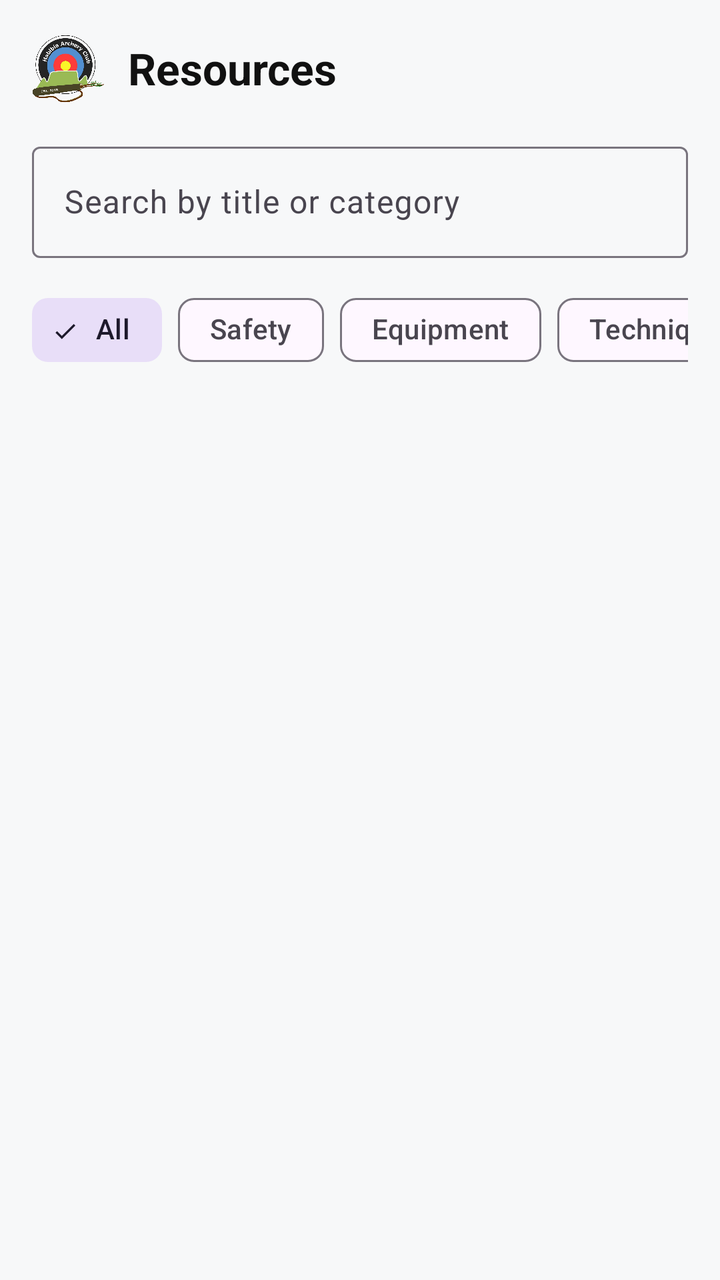
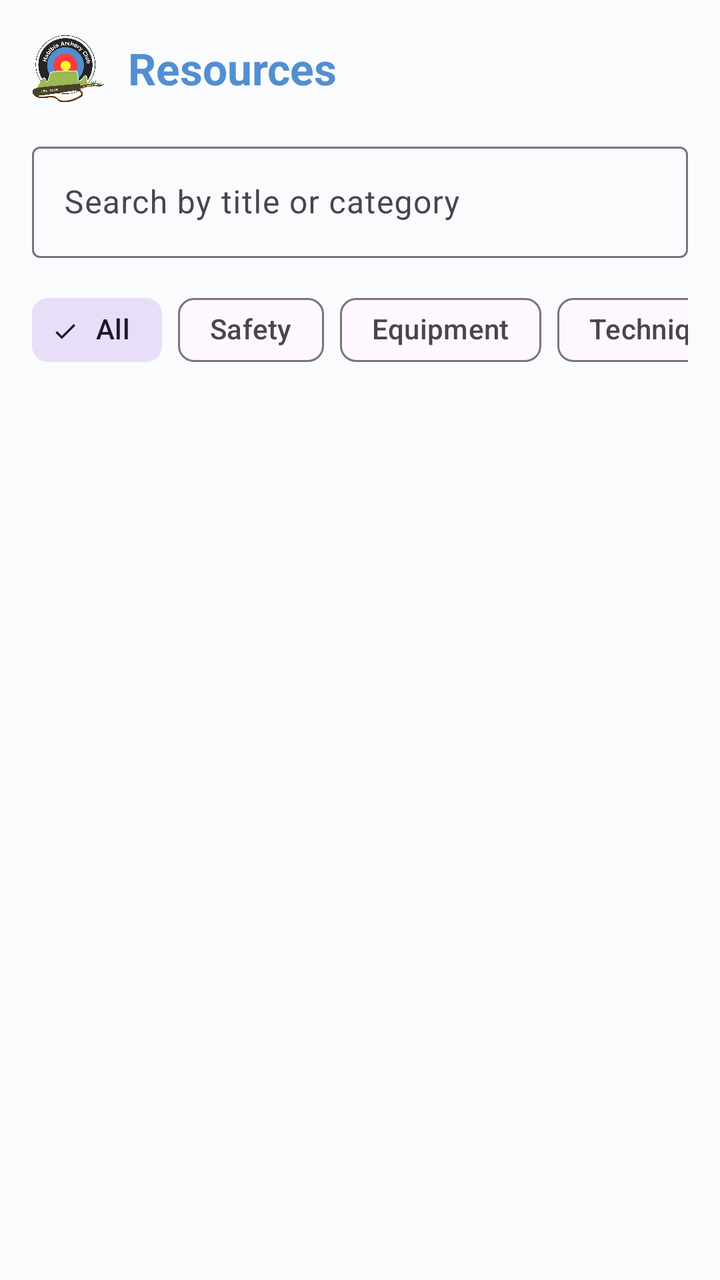

Before-and-after screenshots of an Android layout around one commit, followed by the original layout XML and the change that was made.
<!-- AndroidManifest.xml: application theme Theme.HACPrototype -->
<!-- res/layout/fragment_beginner_resources.xml -->
<?xml version="1.0" encoding="utf-8"?>
<LinearLayout xmlns:android="http://schemas.android.com/apk/res/android"
    xmlns:app="http://schemas.android.com/apk/res-auto"
    android:layout_width="match_parent"
    android:layout_height="match_parent"
    android:background="@color/habibia_background"
    android:orientation="vertical">

    <LinearLayout
        android:layout_width="match_parent"
        android:layout_height="wrap_content"
        android:gravity="center_vertical"
        android:orientation="horizontal"
        android:padding="16dp">

        <ImageView
            android:layout_width="36dp"
            android:layout_height="36dp"
            android:contentDescription="@string/cd_logo"
            android:src="@drawable/logo" />

        <TextView
            style="@style/Text.Habibia.Title"
            android:layout_width="0dp"
            android:layout_height="wrap_content"
            android:layout_marginStart="12dp"
            android:layout_weight="1"
            android:text="Resources" />
    </LinearLayout>

    <com.google.android.material.textfield.TextInputLayout
        style="@style/Widget.Material3.TextInputLayout.OutlinedBox"
        android:layout_width="match_parent"
        android:layout_height="wrap_content"
        android:layout_marginStart="16dp"
        android:layout_marginEnd="16dp"
        android:hint="Search by title or category">

        <com.google.android.material.textfield.TextInputEditText
            android:id="@+id/searchResourcesInput"
            android:layout_width="match_parent"
            android:layout_height="wrap_content"
            android:inputType="text" />
    </com.google.android.material.textfield.TextInputLayout>

    <HorizontalScrollView
        android:layout_width="match_parent"
        android:layout_height="wrap_content"
        android:layout_marginTop="12dp"
        android:paddingStart="16dp"
        android:paddingEnd="16dp"
        android:scrollbars="none">

        <com.google.android.material.chip.ChipGroup
            android:id="@+id/resourceCategoryGroup"
            android:layout_width="wrap_content"
            android:layout_height="wrap_content"
            app:singleSelection="true">

            <com.google.android.material.chip.Chip
                android:id="@+id/catAll"
                style="@style/Widget.Material3.Chip.Filter"
                android:layout_width="wrap_content"
                android:layout_height="wrap_content"
                android:checked="true"
                android:text="All" />

            <com.google.android.material.chip.Chip
                android:id="@+id/catSafety"
                style="@style/Widget.Material3.Chip.Filter"
                android:layout_width="wrap_content"
                android:layout_height="wrap_content"
                android:text="Safety" />

            <com.google.android.material.chip.Chip
                android:id="@+id/catEquipment"
                style="@style/Widget.Material3.Chip.Filter"
                android:layout_width="wrap_content"
                android:layout_height="wrap_content"
                android:text="Equipment" />

            <com.google.android.material.chip.Chip
                android:id="@+id/catTechnique"
                style="@style/Widget.Material3.Chip.Filter"
                android:layout_width="wrap_content"
                android:layout_height="wrap_content"
                android:text="Technique" />

            <com.google.android.material.chip.Chip
                android:id="@+id/catScoring"
                style="@style/Widget.Material3.Chip.Filter"
                android:layout_width="wrap_content"
                android:layout_height="wrap_content"
                android:text="Scoring" />

            <com.google.android.material.chip.Chip
                android:id="@+id/catStarted"
                style="@style/Widget.Material3.Chip.Filter"
                android:layout_width="wrap_content"
                android:layout_height="wrap_content"
                android:text="Getting Started" />
        </com.google.android.material.chip.ChipGroup>
    </HorizontalScrollView>

    <ScrollView
        android:layout_width="match_parent"
        android:layout_height="0dp"
        android:layout_marginTop="8dp"
        android:layout_weight="1">

        <LinearLayout
            android:id="@+id/resourcesListContainer"
            android:layout_width="match_parent"
            android:layout_height="wrap_content"
            android:orientation="vertical"
            android:padding="16dp" />
    </ScrollView>
</LinearLayout>
<!-- resources referenced by this layout -->
<resources>
  <color name="habibia_background">#FFF7F8F9</color>
  <!-- drawable logo: png bitmap (drawable, 632615 bytes) -->
  <string name="cd_logo">Habibia Archery Club logo</string>
  <style name="Text.Habibia.Title" parent="TextAppearance.Material3.TitleLarge">
          <item name="android:textColor">@color/habibia_text_primary</item>
          <item name="android:textStyle">bold</item>
      </style>
  <style name="Theme.HACPrototype" parent="Base.Theme.HACPrototype" />
  <color name="habibia_text_primary">#FF111111</color>
  <style name="Base.Theme.HACPrototype" parent="Theme.Material3.Light.NoActionBar">
          <item name="colorPrimary">@color/habibia_red</item>
          <item name="colorOnPrimary">@color/habibia_text_on_dark</item>
          <item name="colorSecondary">@color/habibia_blue</item>
          <item name="colorOnSecondary">@color/habibia_text_primary</item>
          <item name="colorTertiary">@color/habibia_green</item>
          <item name="android:statusBarColor">@color/habibia_black</item>
          <item name="android:navigationBarColor">@color/habibia_surface</item>
          <item name="android:windowBackground">@color/habibia_background</item>
          <item name="materialCardViewStyle">@style/Widget.Habibia.Card</item>
          <item name="bottomNavigationStyle">@style/Widget.Habibia.BottomNav</item>
          <item name="materialButtonStyle">@style/Widget.Habibia.Button</item>
      </style>
  <color name="habibia_red">#FFE52321</color>
  <color name="habibia_text_on_dark">#FFFFFFFF</color>
  <color name="habibia_blue">#FF4EBCEB</color>
  <color name="habibia_green">#FF6CCF73</color>
  <color name="habibia_black">#FF111111</color>
  <color name="habibia_surface">#FFFFFFFF</color>
  <style name="Widget.Habibia.Card" parent="Widget.Material3.CardView.Elevated">
          <item name="cardBackgroundColor">@color/habibia_surface</item>
          <item name="cardCornerRadius">@dimen/radius_md</item>
          <item name="cardElevation">@dimen/card_elevation</item>
          <item name="strokeWidth">0dp</item>
      </style>
  <style name="Widget.Habibia.BottomNav" parent="Widget.Material3.BottomNavigationView">
          <item name="backgroundTint">@color/habibia_surface</item>
          <item name="itemIconTint">@color/habibia_bottom_nav_color</item>
          <item name="itemTextColor">@color/habibia_bottom_nav_color</item>
          <item name="itemActiveIndicatorStyle">@style/Widget.Habibia.BottomNav.ActiveIndicator</item>
          <item name="labelVisibilityMode">labeled</item>
          <item name="elevation">8dp</item>
      </style>
  <style name="Widget.Habibia.Button" parent="Widget.Material3.Button">
          <item name="backgroundTint">@color/habibia_red</item>
          <item name="android:textColor">@color/habibia_text_on_dark</item>
          <item name="cornerRadius">@dimen/radius_sm</item>
          <item name="android:minHeight">@dimen/touch_min</item>
      </style>
  <dimen name="radius_md">12dp</dimen>
  <dimen name="card_elevation">2dp</dimen>
  <style name="Widget.Habibia.BottomNav.ActiveIndicator" parent="Widget.Material3.BottomNavigationView.ActiveIndicator">
          <item name="android:color">#33E52321</item>
      </style>
  <dimen name="radius_sm">8dp</dimen>
  <dimen name="touch_min">48dp</dimen>
</resources>

<!-- the commit's change to res/layout/fragment_beginner_resources.xml (unified diff, before → after) -->
@@ -3,7 +3,7 @@
     xmlns:app="http://schemas.android.com/apk/res-auto"
     android:layout_width="match_parent"
     android:layout_height="match_parent"
-    android:background="@color/habibia_background"
+    android:background="@android:color/transparent"
     android:orientation="vertical">
 
     <LinearLayout
<!-- resource entries referenced after the edit -->
@@ -1,32 +1,38 @@
 <!-- resources referenced by this layout -->
 <resources>
-  <color name="habibia_background">#FFF7F8F9</color>
+  <color name="habibia_background">#FFFAFBFC</color>
   <!-- drawable logo: png bitmap (drawable, 632615 bytes) -->
   <string name="cd_logo">Habibia Archery Club logo</string>
   <style name="Text.Habibia.Title" parent="TextAppearance.Material3.TitleLarge">
-          <item name="android:textColor">@color/habibia_text_primary</item>
+          <item name="android:textColor">@color/habibia_blue</item>
           <item name="android:textStyle">bold</item>
+          <item name="android:fontFamily">sans-serif-medium</item>
       </style>
   <style name="Theme.HACPrototype" parent="Base.Theme.HACPrototype" />
-  <color name="habibia_text_primary">#FF111111</color>
+  <color name="habibia_text_primary">#FF000000</color>
   <style name="Base.Theme.HACPrototype" parent="Theme.Material3.Light.NoActionBar">
-          <item name="colorPrimary">@color/habibia_red</item>
-          <item name="colorOnPrimary">@color/habibia_text_on_dark</item>
+          <item name="colorPrimary">@color/habibia_green</item>
+          <item name="colorOnPrimary">@color/habibia_text_on_green</item>
           <item name="colorSecondary">@color/habibia_blue</item>
-          <item name="colorOnSecondary">@color/habibia_text_primary</item>
-          <item name="colorTertiary">@color/habibia_green</item>
+          <item name="colorOnSecondary">@color/habibia_text_on_dark</item>
+          <item name="colorTertiary">@color/habibia_red</item>
+          <item name="colorError">@color/habibia_red</item>
           <item name="android:statusBarColor">@color/habibia_black</item>
           <item name="android:navigationBarColor">@color/habibia_surface</item>
           <item name="android:windowBackground">@color/habibia_background</item>
+          <item name="android:textColorPrimary">@color/habibia_text_primary</item>
+          <item name="android:fontFamily">sans-serif</item>
           <item name="materialCardViewStyle">@style/Widget.Habibia.Card</item>
           <item name="bottomNavigationStyle">@style/Widget.Habibia.BottomNav</item>
           <item name="materialButtonStyle">@style/Widget.Habibia.Button</item>
+          <item name="colorControlActivated">@color/habibia_blue</item>
       </style>
-  <color name="habibia_red">#FFE52321</color>
+  <color name="habibia_red">#FFFE3B3A</color>
   <color name="habibia_text_on_dark">#FFFFFFFF</color>
-  <color name="habibia_blue">#FF4EBCEB</color>
-  <color name="habibia_green">#FF6CCF73</color>
-  <color name="habibia_black">#FF111111</color>
+  <color name="habibia_blue">#FF528FD0</color>
+  <color name="habibia_green">#FF9ABA55</color>
+  <color name="habibia_text_on_green">#FF000000</color>
+  <color name="habibia_black">#FF000000</color>
   <color name="habibia_surface">#FFFFFFFF</color>
   <style name="Widget.Habibia.Card" parent="Widget.Material3.CardView.Elevated">
           <item name="cardBackgroundColor">@color/habibia_surface</item>
@@ -43,15 +49,17 @@
           <item name="elevation">8dp</item>
       </style>
   <style name="Widget.Habibia.Button" parent="Widget.Material3.Button">
-          <item name="backgroundTint">@color/habibia_red</item>
-          <item name="android:textColor">@color/habibia_text_on_dark</item>
+          <item name="backgroundTint">@color/habibia_green</item>
+          <item name="android:textColor">@color/habibia_text_on_green</item>
           <item name="cornerRadius">@dimen/radius_sm</item>
           <item name="android:minHeight">@dimen/touch_min</item>
+          <item name="android:textAllCaps">false</item>
+          <item name="android:fontFamily">sans-serif-medium</item>
       </style>
   <dimen name="radius_md">12dp</dimen>
   <dimen name="card_elevation">2dp</dimen>
   <style name="Widget.Habibia.BottomNav.ActiveIndicator" parent="Widget.Material3.BottomNavigationView.ActiveIndicator">
-          <item name="android:color">#33E52321</item>
+          <item name="android:color">#339ABA55</item>
       </style>
   <dimen name="radius_sm">8dp</dimen>
   <dimen name="touch_min">48dp</dimen>
